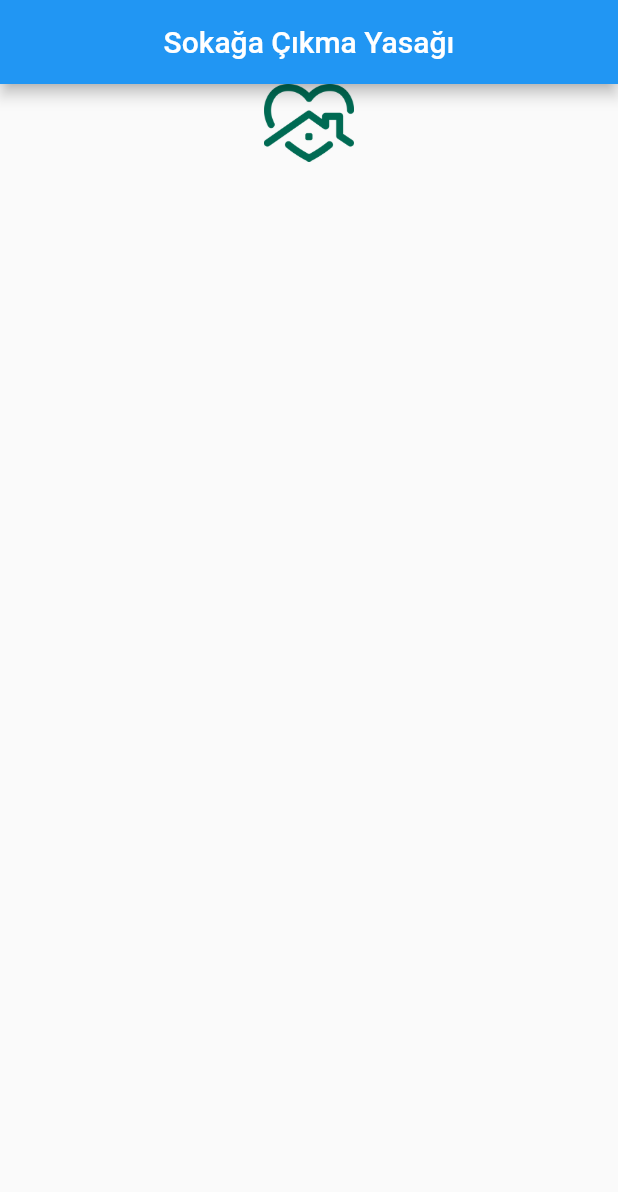
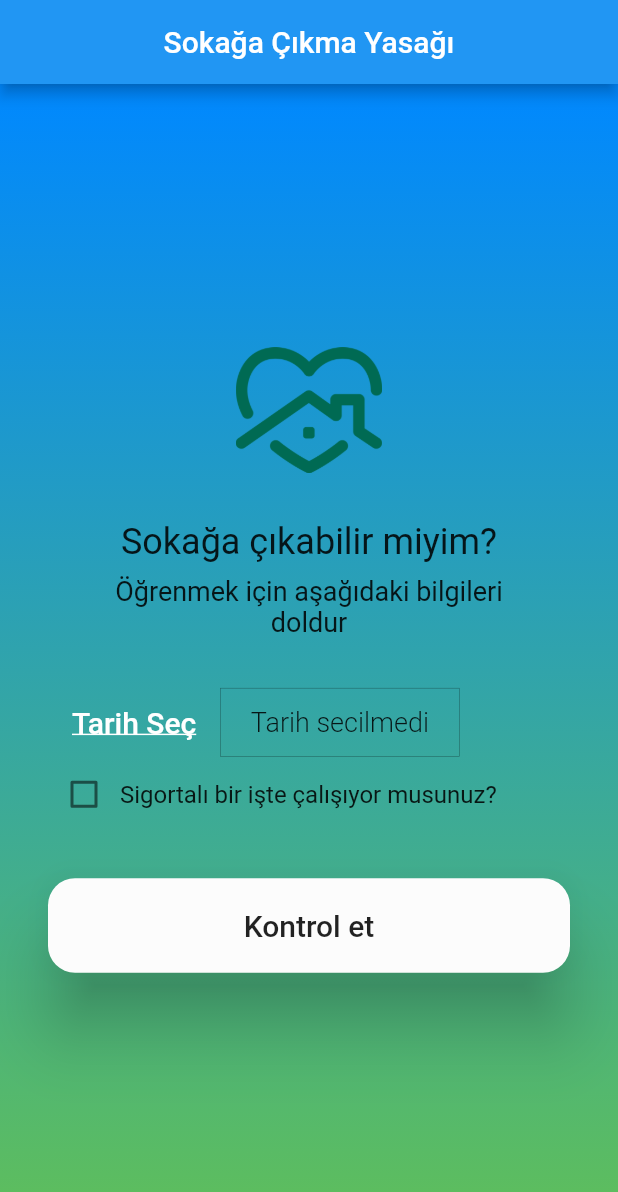
Before and after one commit to usavas/sokagacikmayasagi, a Flutter app: the screen it shows after launch, on a phone screen of 412 x 824 dp. Shown: the top 1192 px of the screen. Run offline on Flutter 3.47's test engine with Material 2 defaults, Android fonts, the phone set to English and light mode, and no system bars; our stand-ins replace flutter_datetime_picker.

Commit message:
create screens

```diff
--- /dev/null
+++ b/lib/buttons.dart
@@ -0,0 +1,31 @@
+import 'package:flutter/material.dart';
+import 'consts.dart';
+
+class WideButton extends StatelessWidget {
+  const WideButton(
+      {Key key, this.buttonText, this.onPressedFunction, this.backgroundColor})
+      : super(key: key);
+
+  final String buttonText;
+  final Function onPressedFunction;
+  final Color backgroundColor;
+
+  @override
+  Widget build(BuildContext context) {
+    Color backColor = backgroundColor ?? kWidgetBgColor;
+    return Container(
+      child: SizedBox(
+        width: double.infinity,
+        child: RaisedButton(
+          color: backColor,
+          padding: EdgeInsets.all(20),
+          shape:
+              RoundedRectangleBorder(borderRadius: BorderRadius.circular(18)),
+          onPressed: onPressedFunction,
+          child: Text(buttonText),
+          elevation: 20,
+        ),
+      ),
+    );
+  }
+}
--- /dev/null
+++ b/lib/consts.dart
@@ -0,0 +1,21 @@
+import 'package:flutter/material.dart';
+
+const double kCardBorderRadiusSize = 12.0;
+const double kPagePadding = 20.0;
+const Color kDefaultTextColor = Color(0xFF535252);
+const Color kLightTextColor = Colors.white;
+const Color kWidgetBgColor = Color(0xFFFCFCFC);
+const double kWidgetInnerPadding = 16.0;
+const double kWidgetPadding = 32.0;
+const Color kActionButtonColor = Color(0xFF3FE4F1);
+
+const BoxDecoration kPageBgDecoration = BoxDecoration(
+    gradient: LinearGradient(
+  begin: Alignment.bottomCenter,
+  end: Alignment.topCenter,
+  colors: [Color(0xFF60BF59), Color(0xFF0088FF)],
+));
+
+final BoxDecoration kInputFieldBgDecoration = BoxDecoration(
+    color: kWidgetBgColor,
+    borderRadius: BorderRadius.circular(kCardBorderRadiusSize));
--- a/lib/home_screen.dart
+++ b/lib/home_screen.dart
@@ -1,4 +1,8 @@
 import 'package:flutter/material.dart';
+import 'package:flutter_datetime_picker/flutter_datetime_picker.dart';
+import 'package:sokagacikmayasagi/buttons.dart';
+import 'package:sokagacikmayasagi/consts.dart';
+import 'package:sokagacikmayasagi/result_screen.dart';
 
 class HomeScreen extends StatefulWidget {
   HomeScreen({Key key}) : super(key: key);
@@ -8,6 +12,9 @@ class HomeScreen extends StatefulWidget {
 }
 
 class _HomeScreenState extends State<HomeScreen> {
+  DateTime _dob;
+  bool _works;
+
   @override
   Widget build(BuildContext context) {
     return Container(
@@ -16,21 +23,112 @@ class _HomeScreenState extends State<HomeScreen> {
           actions: [],
           centerTitle: true,
           title: Text('Sokağa Çıkma Yasağı'),
+          // backgroundColor: Colors.transparent,
         ),
         body: SafeArea(
-            child: SingleChildScrollView(
             child: Container(
+          decoration: kPageBgDecoration,
           width: double.infinity,
+          padding: const EdgeInsets.symmetric(horizontal: 32),
           child: Column(
             mainAxisAlignment: MainAxisAlignment.center,
             crossAxisAlignment: CrossAxisAlignment.center,
             children: [
               Image.asset(
                 'assets/images/stayhome.png',
-                  width: 60,
+                width: 98,
+                height: 84,
+              ),
+              SizedBox(
+                height: 32,
+              ),
+              Text(
+                'Sokağa çıkabilir miyim?',
+                style: Theme.of(context).textTheme.headline5,
+              ),
+              SizedBox(
+                height: 8,
+              ),
+              SizedBox(
+                width: MediaQuery.of(context).size.width / 3 * 2,
+                child: Text(
+                  'Öğrenmek için aşağıdaki bilgileri doldur',
+                  style: Theme.of(context).textTheme.headline6,
+                  textAlign: TextAlign.center,
+                ),
+              ),
+              SizedBox(
+                height: 32,
+              ),
+              Row(
+                mainAxisAlignment: MainAxisAlignment.start,
+                children: [
+                  FlatButton(
+                    onPressed: () {
+                      DatePicker.showDatePicker(context,
+                          showTitleActions: true,
+                          minTime: DateTime(1900),
+                          maxTime: DateTime.now(), onConfirm: (date) {
+                        setState(() {
+                          _dob = date;
+                        });
+                      },
+                          onChanged: (date) {},
+                          currentTime: DateTime.now(),
+                          locale: LocaleType.tr);
+                    },
+                    child: Text(
+                      'Tarih Seç',
+                      style: TextStyle(
+                          color: Colors.white,
+                          decoration: TextDecoration.underline),
+                    ),
+                  ),
+                  Container(
+                    padding: EdgeInsets.symmetric(horizontal: 20, vertical: 12),
+                    decoration: BoxDecoration(
+                      border: Border.all(color: Colors.black38, width: 0.4),
+                    ),
+                    child: Text(
+                      (_dob != null)
+                          ? _dob.toLocal().toString()
+                          : 'Tarih secilmedi',
+                      style: Theme.of(context)
+                          .textTheme
+                          .bodyText1
+                          .copyWith(fontWeight: FontWeight.w300),
+                    ),
                   ),
                 ],
               ),
+              Row(
+                children: [
+                  Checkbox(
+                    value: _works ?? false,
+                    onChanged: (value) {
+                      setState(() {
+                        _works = value;
+                      });
+                    },
+                  ),
+                  Text(
+                    'Sigortalı bir işte çalışıyor musunuz?',
+                    style: Theme.of(context).textTheme.bodyText2,
+                  ),
+                ],
+              ),
+              SizedBox(
+                height: 32,
+              ),
+              WideButton(
+                buttonText: 'Kontrol et',
+                backgroundColor: kWidgetBgColor,
+                onPressedFunction: () {
+                  Navigator.push(context,
+                      MaterialPageRoute(builder: (context) => ResultScreen()));
+                },
+              )
+            ],
           ),
         )),
       ),
--- a/lib/main.dart
+++ b/lib/main.dart
@@ -11,10 +11,22 @@ class MyApp extends StatelessWidget {
   Widget build(BuildContext context) {
     return MaterialApp(
       debugShowCheckedModeBanner: false,
-      title: 'Flutter Demo',
+      title: 'Sokaga Cikma Yasagi',
       theme: ThemeData(
-        primarySwatch: Colors.blue,
         visualDensity: VisualDensity.adaptivePlatformDensity,
+        textTheme: TextTheme(
+          headline5: TextStyle(
+              color: Colors.black87,
+              fontSize: 24,
+              fontWeight: FontWeight.normal),
+          headline6: TextStyle(
+              color: Colors.black87,
+              fontSize: 18,
+              fontWeight: FontWeight.normal),
+          bodyText1: TextStyle(color: Colors.black87, fontSize: 18),
+          bodyText2: TextStyle(color: Colors.black87, fontSize: 16),
+          button: TextStyle(color: Colors.black87, fontSize: 20),
+        ),
       ),
       home: HomeScreen(),
     );
--- a/pubspec.yaml
+++ b/pubspec.yaml
@@ -11,6 +11,8 @@ dependencies:
     sdk: flutter
 
   cupertino_icons: ^1.0.0
+  flutter_datetime_picker: ^1.4.0
+
 
 dev_dependencies:
   flutter_test:
```
Also changed, not shown: lib/result_screen.dart (added, +31 -0 lines), lib/text_input.dart (added, +33 -0 lines), pubspec.lock. Lines whose indentation alone changed are shown as unchanged.
